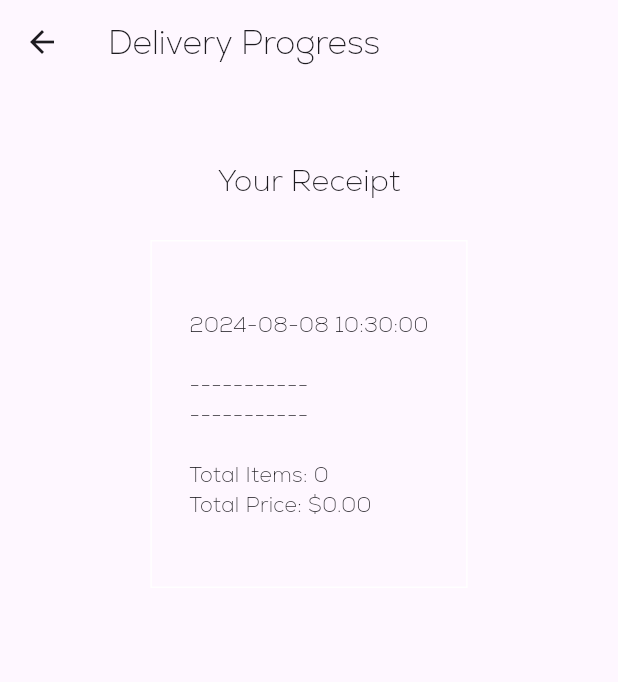
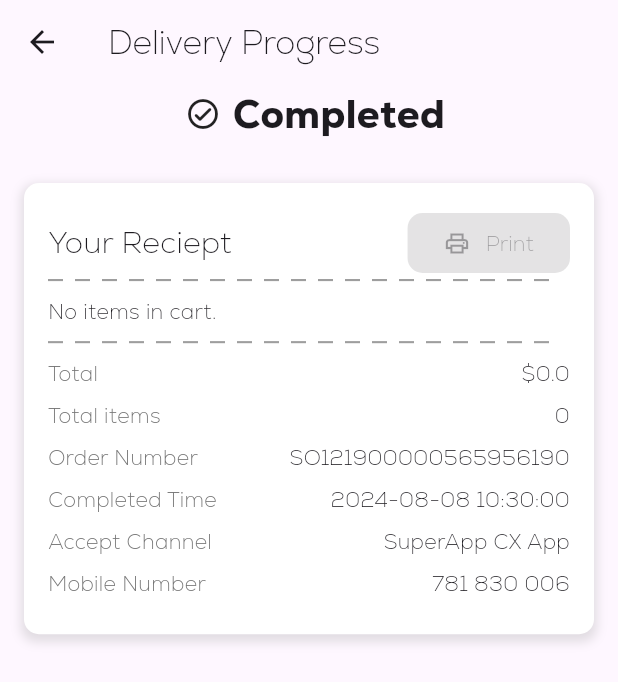
Before and after one commit to taonaben/sneakersplug-flutter-app, a Flutter app: the DeliveryProgressPage screen opened directly, on a phone screen of 412 x 824 dp. Shown: the top 682 px of the screen. Run offline on Flutter 3.47's test engine with Material 3 defaults, Android fonts, the phone set to English and light mode, and no system bars; drawn by our look-alikes of dotted_line; our stand-ins replace carousel_slider, firebase_auth, firebase_core, flutter_credit_card, google_nav_bar, popover and 1 more; accounts and stored records are empty.

Commit message:
created reciept

```diff
--- a/lib/components/bottom_nav_bar.dart
+++ b/lib/components/bottom_nav_bar.dart
@@ -2,9 +2,9 @@ import 'package:flutter/material.dart';
 import 'package:google_nav_bar/google_nav_bar.dart';
 
 class MyBottomNavBar extends StatelessWidget {
-  void Function(int)? onTabChange;
+  final void Function(int)? onTabChange;
 
-  MyBottomNavBar({super.key, required this.onTabChange});
+  const MyBottomNavBar({super.key, required this.onTabChange});
 
   @override
   Widget build(BuildContext context) {
--- a/lib/components/my_receipt.dart
+++ b/lib/components/my_receipt.dart
@@ -1,32 +1,128 @@
+import 'package:dotted_line/dotted_line.dart';
 import 'package:flutter/material.dart';
 import 'package:provider/provider.dart';
 import 'package:sneakersplug/models/cart.dart';
+import 'package:sneakersplug/widgets/dotted_line.dart';
 
 class MyReceipt extends StatelessWidget {
   const MyReceipt({super.key});
 
   @override
   Widget build(BuildContext context) {
-    return Padding(
-      padding: const EdgeInsets.only(left: 25, right: 25, bottom: 25, top: 50),
-      child: Center(
-          child:
-              (Column(mainAxisAlignment: MainAxisAlignment.center, children: [
-        const Text(
-          'Your Receipt',
-          style: TextStyle(
-            fontSize: 20,
-          ),
+    return Consumer<Cart>(
+      builder: (context, cart, child) => Padding(
+        padding: const EdgeInsets.all(16.0),
+        child: Column(
+          children: [
+            Padding(
+              padding: const EdgeInsets.only(top: 10.0),
+              child: Container(
+                decoration: BoxDecoration(
+                  borderRadius: BorderRadius.circular(10),
+                  color: Colors.white,
+                  boxShadow: [
+                    BoxShadow(
+                      color: Colors.grey.withOpacity(0.3),
+                      spreadRadius: 2,
+                      blurRadius: 5,
+                      offset: const Offset(0, 3),
+                    ),
+                  ],
+                ),
+                child: Padding(
+                  padding: const EdgeInsets.all(16.0),
+                  child: Column(
+                    crossAxisAlignment: CrossAxisAlignment.start,
+                    children: [
+                      Row(
+                        mainAxisAlignment: MainAxisAlignment.spaceBetween,
+                        children: [
+                          const Text(
+                            "Your Reciept",
+                            style: TextStyle(fontSize: 20),
+                          ),
+                          ElevatedButton(
+                            onPressed: printReciept(),
+                            style: ElevatedButton.styleFrom(
+                              backgroundColor: Colors.green[800],
+                              foregroundColor: Colors.white,
+                              shadowColor: Colors.grey[400],
+                              shape: RoundedRectangleBorder(
+                                  borderRadius: BorderRadius.circular(10.0)),
+                            ),
+                            child: const Row(
+                              mainAxisAlignment: MainAxisAlignment.center,
+                              children: [
+                                Icon(Icons.print_outlined),
+                                SizedBox(
+                                  width: 10,
+                                ),
+                                Text("Print"),
+                              ],
+                            ),
+                          )
+                        ],
+                      ),
+                      const MyDottedLine(),
+
+                      //bought items here
+                      Padding(
+                        padding: const EdgeInsets.symmetric(vertical: 10.0),
+                        child: cart.getCartReceipt(),
+                      ),
+
+                      const MyDottedLine(),
+                      //recipt details
+                      Padding(
+                        padding: const EdgeInsets.only(top: 10),
+                        child: Column(
+                          children: [
+                            _buildInfoRow('Total',
+                                "\$${cart.getTotalPrice().toString()}"),
+                            _buildInfoRow('Total items',
+                                cart.getTotalItemCount().toString()),
+                            _buildInfoRow(
+                                'Order Number', 'SO121900000565956190'),
+                            _buildInfoRow('Completed Time', cart.getDateTime()),
+                            _buildInfoRow('Accept Channel', 'SuperApp CX App'),
+                            _buildInfoRow('Mobile Number', '781 830 006'),
+                          ],
+                        ),
+                      ),
+                    ],
+                  ),
+                ),
+              ),
+            ),
+          ],
         ),
-        const SizedBox(height: 25),
-        Container(
-            decoration: BoxDecoration(border: Border.all(color: Colors.white)),
-            padding: const EdgeInsets.all(25),
-            child: Consumer<Cart>(
-              builder: (context, cart, child) =>
-                  Text(cart.displayCartReceipt()),
-            )),
-      ]))),
+      ),
     );
   }
+
+  Widget _buildInfoRow(String title, String value) {
+    return Padding(
+      padding: const EdgeInsets.only(bottom: 8.0),
+      child: Row(
+        mainAxisAlignment: MainAxisAlignment.spaceBetween,
+        children: [
+          Text(
+            title,
+            style: TextStyle(
+              color: Colors.grey[600],
+            ),
+          ),
+          Expanded(
+            child: Text(
+              value,
+              textAlign: TextAlign.end,
+              style: const TextStyle(),
+            ),
+          ),
+        ],
+      ),
+    );
+  }
+
+  printReciept() {}
 }
--- a/lib/components/shoe_tile_with_add_cart_btn.dart
+++ b/lib/components/shoe_tile_with_add_cart_btn.dart
@@ -86,7 +86,8 @@ class ShoeTileAddCart extends StatelessWidget {
                     children: [
                       Text(
                         '\$${shoe.price}',
-                        style: const TextStyle(color: Colors.red, fontSize: 20),
+                        style:
+                            const TextStyle(color: Colors.black, fontSize: 18),
                       ),
                       Row(
                         mainAxisAlignment: MainAxisAlignment.end,
--- a/lib/models/cart.dart
+++ b/lib/models/cart.dart
@@ -1,4 +1,5 @@
 import 'package:flutter/cupertino.dart';
+import 'package:flutter/material.dart';
 import 'package:intl/intl.dart';
 import 'package:sneakersplug/models/shoe.dart';
 
@@ -108,29 +109,50 @@ class Cart extends ChangeNotifier {
   */
 
   // GENERATE A RECIEPT
-  String displayCartReceipt() {
-    final reciept = StringBuffer();
-    reciept.writeln();
+  Widget getCartReceipt() {
+    if (userCart.isEmpty) {
+      return const Text("No items in cart.");
+    }
 
-    //formart date
-    String formattedDate =
-        DateFormat('yyyy-MM-dd HH:mm:ss').format(DateTime.now());
+    return Column(
+      crossAxisAlignment: CrossAxisAlignment.start,
+      children: userCart.map((cartItem) {
+        return Padding(
+          padding: const EdgeInsets.only(bottom: 5.0),
+          child: Row(
+            mainAxisAlignment: MainAxisAlignment.spaceBetween,
+            children: [
+              Row(
+                mainAxisAlignment: MainAxisAlignment.start,
+                children: [
+                  ClipRRect(
+                    borderRadius: BorderRadius.circular(5),
+                    child: Image.asset(
+                      cartItem.imagePath,
+                      width: 50,
+                      height: 50,
+                      fit: BoxFit.cover,
+                    ),
+                  ),
+                  const SizedBox(width: 10),
+                  Text(
+                    "${cartItem.quantity} x ${cartItem.name}",
+                    overflow: TextOverflow.ellipsis,
+                  ),
+                ],
+              ),
+              Text(
+                _formatPrice(cartItem.price),
+              ),
+            ],
+          ),
+        );
+      }).toList(),
+    );
+  }
 
-    reciept.writeln(formattedDate);
-    reciept.writeln();
-    reciept.writeln("-----------");
-
-    for (final cartItem in userCart) {
-      reciept.writeln(
-          "${cartItem.quantity} x ${cartItem.name} - ${_formatPrice(cartItem.price)}");
-      reciept.writeln();
-    }
-    reciept.writeln("-----------");
-    reciept.writeln();
-    reciept.writeln("Total Items: ${getTotalItemCount()}");
-    reciept.writeln("Total Price: ${_formatPrice(getTotalPrice())}");
-
-    return reciept.toString();
+  String getDateTime() {
+    return DateFormat('yyyy-MM-dd HH:mm:ss').format(DateTime.now());
   }
 
   //FORMART DOUBLE VALUE INTO MONEY
--- a/lib/pages/categories_page.dart
+++ b/lib/pages/categories_page.dart
@@ -1,5 +1,4 @@
 import 'package:flutter/material.dart';
-import 'package:flutter_staggered_grid_view/flutter_staggered_grid_view.dart';
 import 'package:provider/provider.dart';
 import 'package:sneakersplug/models/categories.dart';
 import 'package:sneakersplug/models/category_identity.dart';
--- a/lib/pages/checkout_page.dart
+++ b/lib/pages/checkout_page.dart
@@ -17,10 +17,10 @@ class _CheckoutPageState extends State<CheckoutPage> {
   String cvvCode = '';
   bool isCvvFocused = false;
 
-  // use wants  to pay
+  // user wants to pay
   void userTappedPay() {
     if (formKey.currentState!.validate()) {
-      // only show dialog is form is valid
+      // only show dialog if form is valid
       showDialog(
         context: context,
         builder: (context) => AlertDialog(
@@ -29,14 +29,14 @@ class _CheckoutPageState extends State<CheckoutPage> {
             child: ListBody(
               children: [
                 Text("Card Number: $cardNumber"),
-                Text("Card Number: $expiryDate"),
-                Text("Card Number: $cardHolderName"),
-                Text("Card Number: $cvvCode"),
+                Text("Expiry Date: $expiryDate"),
+                Text("Card Holder Name: $cardHolderName"),
+                Text("CVV Code: $cvvCode"),
               ],
             ),
           ),
           actions: [
-            //cancel button
+            // cancel button
             TextButton(
                 onPressed: () => Navigator.pop(context),
                 child: const Text("Cancel")),
@@ -73,7 +73,8 @@ class _CheckoutPageState extends State<CheckoutPage> {
           )
         ],
       ),
-      body: Column(
+      body: SingleChildScrollView(
+        child: Column(
           children: [
             // credit card
             CreditCardWidget(
@@ -98,7 +99,7 @@ class _CheckoutPageState extends State<CheckoutPage> {
                 },
                 formKey: formKey),
 
-          const Spacer(),
+            const SizedBox(height: 20), // Add some space before the button
 
             Padding(
               padding: const EdgeInsets.only(bottom: 10.0),
@@ -114,13 +115,14 @@ class _CheckoutPageState extends State<CheckoutPage> {
                   minimumSize: const Size(200, 60),
                 ),
                 child: const Text(
-                'PayNow',
+                  'Pay Now',
                   style: TextStyle(color: Colors.white),
                 ),
               ),
             ),
           ],
         ),
+      ),
     );
   }
 }
--- a/lib/pages/delivery_page.dart
+++ b/lib/pages/delivery_page.dart
@@ -10,7 +10,26 @@ class DeliveryProgressPage extends StatelessWidget {
       appBar: AppBar(
         title: const Text('Delivery Progress'),
       ),
-      body: const Column(children: [MyReceipt()],),
+      body: const SingleChildScrollView(
+        child: Column(
+          children: [
+            Row(
+              mainAxisAlignment: MainAxisAlignment.center,
+              children: [
+                Padding(
+                  padding: EdgeInsets.all(8.0),
+                  child: Icon(Icons.check_circle_outline_rounded),
+                ),
+                Text(
+                  "Completed",
+                  style: TextStyle(fontSize: 26, fontWeight: FontWeight.bold),
+                )
+              ],
+            ),
+            MyReceipt(),
+          ],
+        ),
+      ),
     );
   }
 }
--- /dev/null
+++ b/lib/widgets/dotted_line.dart
@@ -0,0 +1,20 @@
+import 'package:dotted_line/dotted_line.dart';
+import 'package:flutter/material.dart';
+
+class MyDottedLine extends StatelessWidget {
+  const MyDottedLine({super.key});
+
+  @override
+  Widget build(BuildContext context) {
+    return const DottedLine(
+      direction: Axis.horizontal,
+      alignment: WrapAlignment.center,
+      lineLength: double.infinity,
+      lineThickness: 1.4,
+      dashLength: 10.0,
+      dashColor: Colors.grey,
+      dashGapLength: 8.0,
+      dashGapColor: Colors.transparent,
+    );
+  }
+}
--- a/pubspec.yaml
+++ b/pubspec.yaml
@@ -53,6 +53,7 @@ dependencies:
   firebase_auth: ^5.1.2
   carousel_slider: ^4.2.1
   smooth_page_indicator: ^1.2.0+3
+  dotted_line: ^3.2.2
 
 dev_dependencies:
   flutter_test:
```
Also changed, not shown: pubspec.lock. Lines whose indentation alone changed are shown as unchanged.
